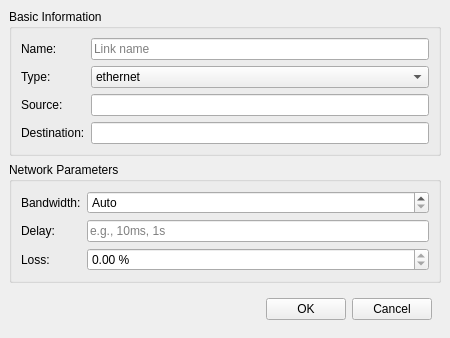
Qt form netflux5g-editor/src/gui/ui/Link_properties.ui (adaptivenetworklab/NetFlux5G) before a commit.
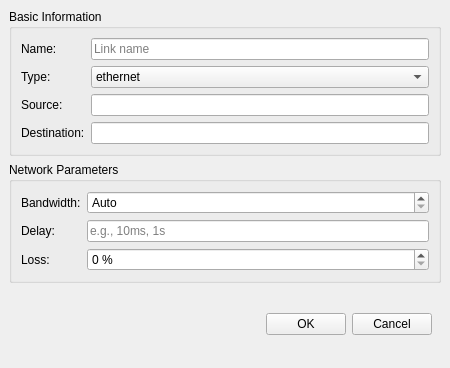
The same form after that commit.

What changed in the file:
```diff
--- a/netflux5g-editor/src/gui/ui/Link_properties.ui
+++ b/netflux5g-editor/src/gui/ui/Link_properties.ui
@@ -7,7 +7,7 @@
     <x>0</x>
     <y>0</y>
     <width>450</width>
-    <height>300</height>
+    <height>368</height>
    </rect>
   </property>
   <property name="windowTitle">
@@ -146,21 +146,15 @@
         </widget>
        </item>
        <item row="2" column="1">
-        <widget class="QDoubleSpinBox" name="doubleSpinBox_loss">
+        <widget class="QSpinBox" name="spinBox_loss">
+         <property name="inputMethodHints">
+          <set>Qt::ImhFormattedNumbersOnly</set>
+         </property>
          <property name="suffix">
           <string> %</string>
          </property>
-         <property name="minimum">
-          <number>0.000000000000000</number>
-         </property>
-         <property name="maximum">
-          <number>100.000000000000000</number>
-         </property>
-         <property name="singleStep">
-          <number>0.100000000000000</number>
-         </property>
-         <property name="value">
-          <number>0.000000000000000</number>
+         <property name="prefix">
+          <string/>
          </property>
         </widget>
        </item>
```
Left out of the diff: 77 changed lines with no effect on the pictures.
